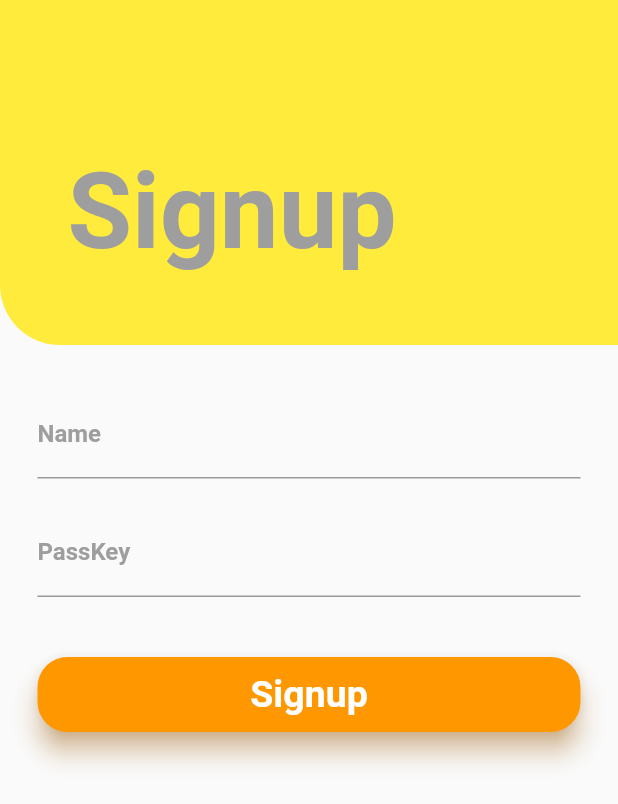
After one commit to wuletawwonte/bidir-debter-app, a Flutter app: the SignupPage screen opened directly, on a phone screen of 412 x 824 dp. The commit adds this screen. Shown: the top 804 px of the screen. Run offline on Flutter 3.47's test engine with Material 2 defaults, Android fonts, the phone set to English and light mode, and no system bars; our stand-ins replace shared_preferences; missing offline and left inert: intro_views_flutter; accounts and stored records are empty.

Commit message:
signup page ui almost done

```diff
--- a/lib/main.dart
+++ b/lib/main.dart
@@ -2,7 +2,7 @@ import 'package:flutter/material.dart';
 import 'dart:async';
 import 'package:shared_preferences/shared_preferences.dart';
 
-import 'home_page.dart';
+import 'signup_page.dart';
 import 'intro_slider.dart';
 
 void main() => runApp(MyApp());
@@ -43,7 +43,7 @@ class _MyHomePageState extends State<MyHomePage> {
     bool _seen = (prefs.getBool('seen')?? false);
 
     if(_seen) {
-      Navigator.of(context).pushReplacement(new MaterialPageRoute(builder: (context) => new HomePage()));
+      Navigator.of(context).pushReplacement(new MaterialPageRoute(builder: (context) => new SignupPage()));
     }
     else {
       await prefs.setBool('seen', true);
--- /dev/null
+++ b/lib/signup_page.dart
@@ -0,0 +1,101 @@
+import 'package:flutter/material.dart';
+
+class SignupPage extends StatefulWidget {
+  @override
+  _SignupPageState createState() => _SignupPageState();
+}
+
+class _SignupPageState extends State<SignupPage> {
+  @override
+  Widget build(BuildContext context) {
+    return Scaffold(
+      body: Column(
+        crossAxisAlignment: CrossAxisAlignment.start,
+        children: <Widget>[
+          Stack(
+            children: <Widget>[
+              Container(
+                height: 230,
+                decoration: BoxDecoration(
+                  borderRadius: BorderRadius.only(bottomLeft: Radius.circular(40)),
+                  color: Colors.yellow,
+
+                ),
+              ),
+              Container(
+                padding: EdgeInsets.fromLTRB(45, 100, 0, 0),
+                child: Text('Signup', style: TextStyle(color: Colors.grey, fontSize: 70, fontWeight: FontWeight.bold),),
+              ),
+            ]
+          ),
+          // Container(
+          //   padding: EdgeInsets.fromLTRB(0, 0, 0, 0),
+          //   child: Text('.',
+          //   style: TextStyle(
+          //     fontSize: 80.0,
+          //     fontWeight: FontWeight.bold,
+          //     color: Colors.orange)
+          //     ),
+          // )
+          Container(
+            padding: EdgeInsets.only(top: 30, left: 25, right: 25),
+            child: Column(
+              children: <Widget>[
+                TextField(
+                  decoration: InputDecoration(
+                    labelText: 'Name',
+                    labelStyle: TextStyle(
+                      fontWeight: FontWeight.bold,
+                      color: Colors.grey,
+                      ),
+                    focusedBorder: UnderlineInputBorder(
+                      borderSide: BorderSide(color: Colors.yellow)
+                    )
+
+                  )
+                ),
+                SizedBox(height: 20,),
+                                TextField(
+                  decoration: InputDecoration(
+                    labelText: 'PassKey',
+                    labelStyle: TextStyle(
+                      fontWeight: FontWeight.bold,
+                      color: Colors.grey,
+                      ),
+                    focusedBorder: UnderlineInputBorder(
+                      borderSide: BorderSide(color: Colors.yellow)
+                    )
+
+                  )
+                ),
+                SizedBox(height: 40,),
+                Container(
+                  height: 50.0,
+                  child: Material(
+                    borderRadius: BorderRadius.circular(20),
+                    shadowColor: Colors.orangeAccent,
+                    color: Colors.orange,
+                    elevation: 7.0,
+                    child: GestureDetector(
+                      onTap: () {},
+                      child: Center(
+                        child: Text(
+                          'Signup',
+                          style: TextStyle(
+                            fontSize: 25,
+                            color: Colors.white,
+                            fontWeight: FontWeight.bold,
+                          ),
+                        )
+                      )
+                    ),
+                  ),
+                )
+              ],
+            )
+          )
+        ],
+      ),
+    );
+  }
+}
```
